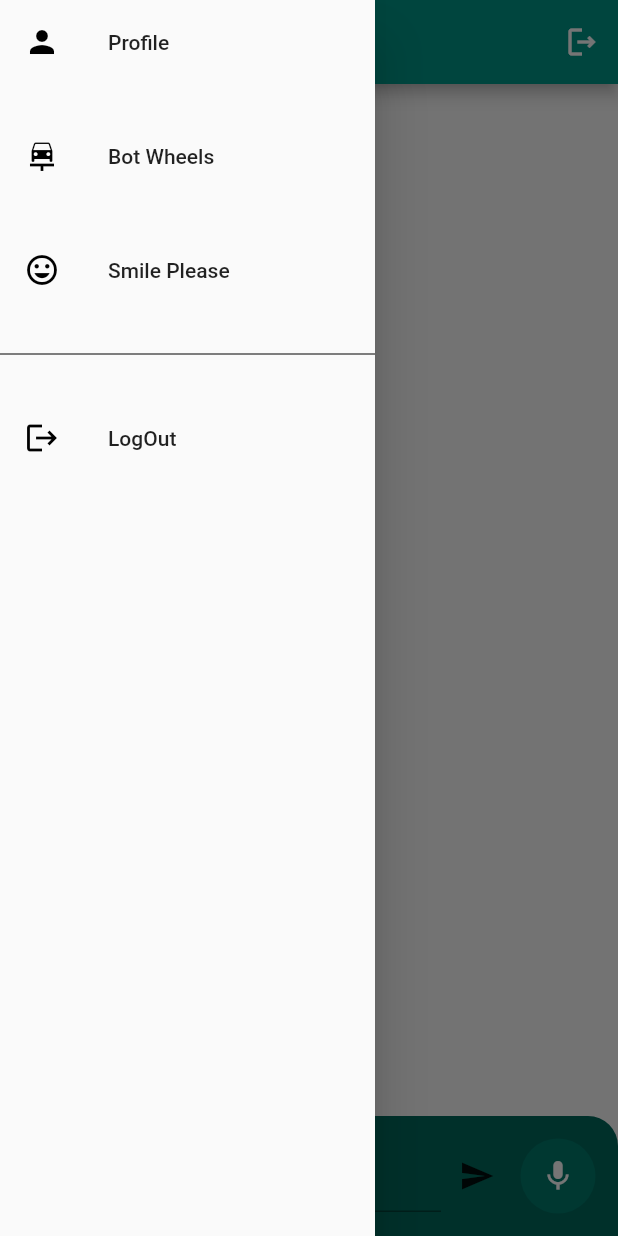
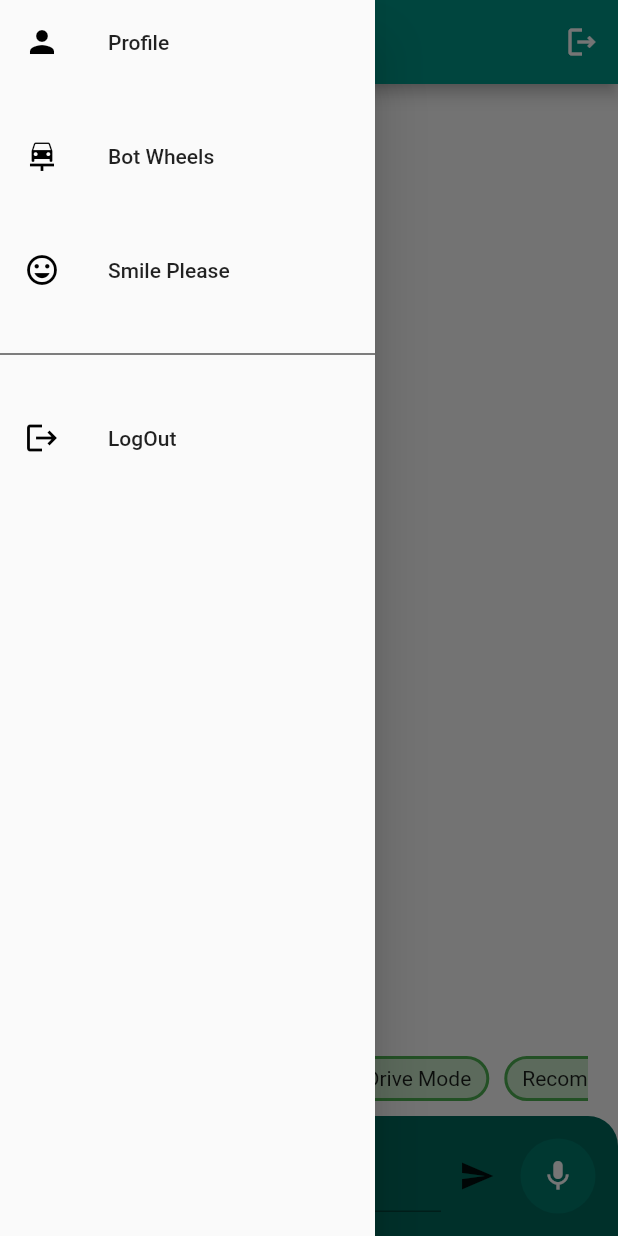
Before and after one commit to Saurrabhh/sarvagya, a Flutter app: the screen it shows after launch, with the side drawer open, on a phone screen of 412 x 824 dp. Run offline on Flutter 3.47's test engine with Material 2 defaults, Android fonts, the phone set to English and light mode, and no system bars; drawn by our look-alikes of avatar_glow; our stand-ins replace audioplayers, camera, firebase_auth, firebase_core, firebase_database, flutter_tts and 7 more; missing offline and left inert: dialog_flowtter, flutter_phone_direct_caller, flutter_sms, google_mlkit_face_detection; accounts and stored records are empty; project files that could hold a hidden picture were left out.

Commit message:
Added Frequent Questions

```diff
--- a/lib/screens/main_dashboard.dart
+++ b/lib/screens/main_dashboard.dart
@@ -21,6 +21,8 @@ class _MainDashboardState extends State<MainDashboard> {
   late SpeechToText speechToText;
   bool _speechEnabled = false;
   String words = "";
+  List<String> modes = ['Hi', 'What is your name ?', 'Drive Mode' , 'Recommend me a book' , 'Help'];
+
   @override
   void initState() {
     _initSpeech();
@@ -50,11 +52,57 @@ class _MainDashboardState extends State<MainDashboard> {
         children: [
           Expanded(child: MessagesScreen(messages: messages)),
           Container(
+            height: 50,
+            alignment: Alignment.bottomCenter,
+            padding: const EdgeInsets.symmetric(
+              vertical: 10,
+              horizontal: 20,
+            ),
+            child: ListView.builder(
+                  itemCount: modes.length,
+                  physics: const BouncingScrollPhysics(),
+                  scrollDirection: Axis.horizontal,
+                  itemBuilder: (context, index) {
+                    return InkWell(
+                      borderRadius: BorderRadius.circular(20),
+                      onTap: () => {
+                        print(modes[index].toString()),
+                        sendMessage(modes[index].toString()),
+                      },
+                      child: Container(
+                        margin: EdgeInsets.symmetric(
+                            horizontal: 5
+                        ),
+                        padding: const EdgeInsets.symmetric(
+                          vertical: 1,
+                          horizontal: 10,
+                        ),
+                        decoration: BoxDecoration(
+                          color: Colors.green.shade100,
+                          border: Border.all(
+                            color: Colors.green,
+                            width: 2,
+                          ),
+                          borderRadius: BorderRadius.all(
+                            Radius.circular(20),
+                          ),
+                        ),
+                        child: Align(
+                          alignment: Alignment.center,
+                          child: Text(modes[index]),
+                        ),
+                      ),
+                    );
+                  }
+                ),
+          ),
+          Container(
             decoration: BoxDecoration(
                 color: Colors.teal.shade800,
                 borderRadius: const BorderRadius.only(
                     topLeft: Radius.circular(20),
-                    topRight: Radius.circular(20))),
+                    topRight: Radius.circular(20))
+            ),
             alignment: Alignment.bottomLeft,
             padding: const EdgeInsets.fromLTRB(10, 10, 10, 10),
             child: Row(
@@ -193,3 +241,21 @@ class _MainDashboardState extends State<MainDashboard> {
 //   state.pushNamedAndRemoveUntil('camera', (Route route) => false);
 // }
 }
+
+class ModeList extends StatefulWidget{
+  const ModeList({super.key, required List<String> mode});
+
+  @override
+  State<ModeList> createState() => _ModeList();
+}
+
+class _ModeList extends State<ModeList>{
+  @override
+  Widget build(BuildContext context) {
+    return SizedBox(
+      width: MediaQuery.of(context).size.width,
+      child: Card(),
+    );
+  }
+
+}
```
Also changed, not shown: 1 other file.
